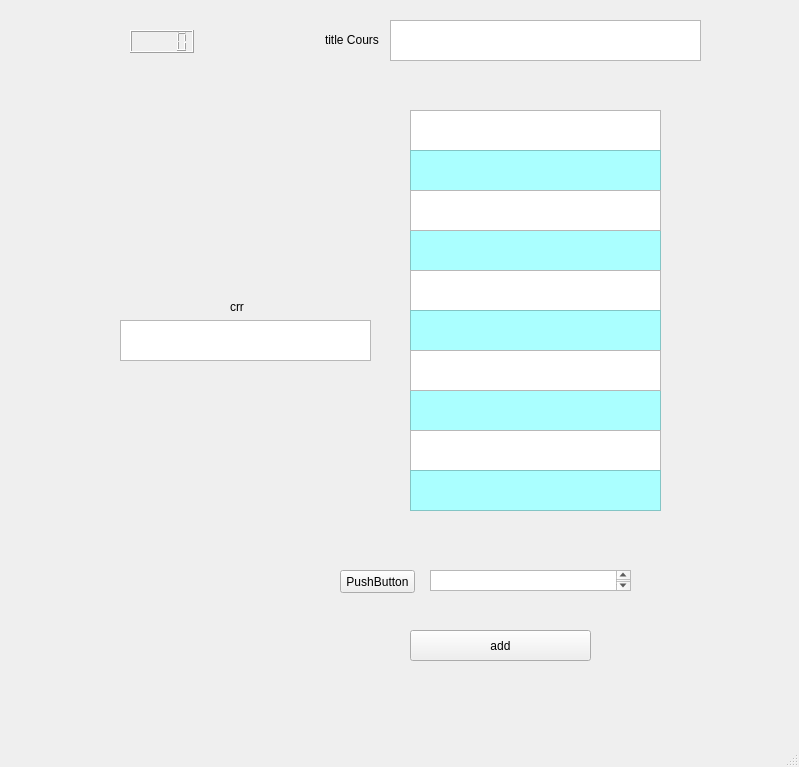
Above: untitledparti3.ui from hemid32/CreateDateUsingPyQt before the change. Below: the same form after it.
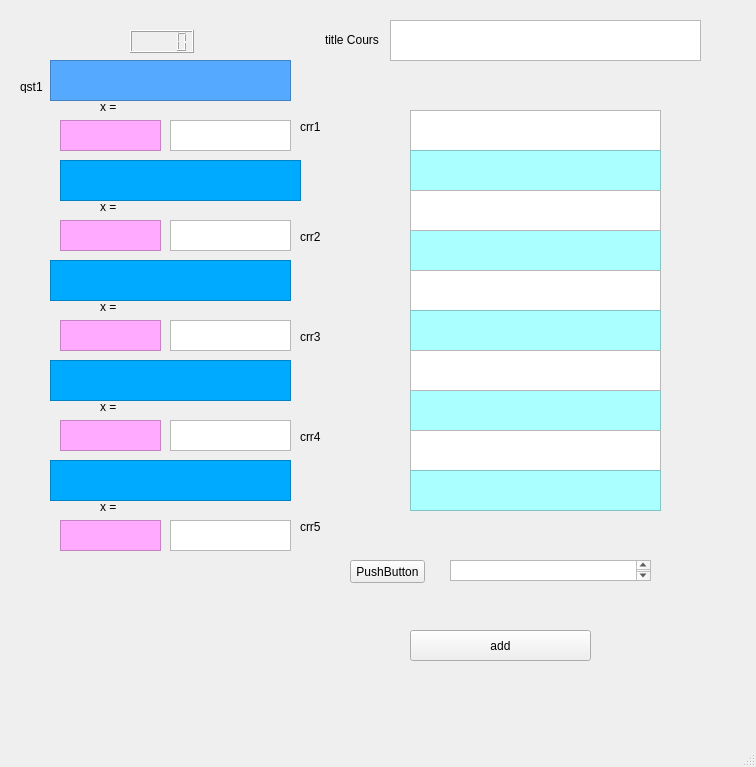
That is the form after the change.

What changed in the file:
```diff
--- a/untitledparti3.ui
+++ b/untitledparti3.ui
@@ -6,7 +6,7 @@
    <rect>
     <x>0</x>
     <y>0</y>
-    <width>799</width>
+    <width>756</width>
     <height>767</height>
    </rect>
   </property>
@@ -152,8 +152,8 @@
    <widget class="QTextEdit" name="img1">
     <property name="geometry">
      <rect>
-      <x>430</x>
-      <y>570</y>
+      <x>450</x>
+      <y>560</y>
       <width>201</width>
       <height>21</height>
      </rect>
@@ -162,8 +162,8 @@
    <widget class="QPushButton" name="imgBtn1">
     <property name="geometry">
      <rect>
-      <x>340</x>
-      <y>570</y>
+      <x>350</x>
+      <y>560</y>
       <width>75</width>
       <height>23</height>
      </rect>
@@ -208,24 +208,324 @@
    <widget class="QTextEdit" name="crr">
     <property name="geometry">
      <rect>
-      <x>120</x>
-      <y>320</y>
-      <width>251</width>
-      <height>41</height>
+      <x>170</x>
+      <y>120</y>
+      <width>121</width>
+      <height>31</height>
      </rect>
     </property>
    </widget>
    <widget class="QLabel" name="label_4">
     <property name="geometry">
      <rect>
-      <x>230</x>
+      <x>300</x>
+      <y>120</y>
+      <width>46</width>
+      <height>13</height>
+     </rect>
+    </property>
+    <property name="text">
+     <string>crr1</string>
+    </property>
+   </widget>
+   <widget class="QTextEdit" name="aid1">
+    <property name="geometry">
+     <rect>
+      <x>60</x>
+      <y>120</y>
+      <width>101</width>
+      <height>31</height>
+     </rect>
+    </property>
+    <property name="styleSheet">
+     <string notr="true">background-color: rgb(255, 170, 255);</string>
+    </property>
+   </widget>
+   <widget class="QLabel" name="label_5">
+    <property name="geometry">
+     <rect>
+      <x>100</x>
+      <y>100</y>
+      <width>46</width>
+      <height>13</height>
+     </rect>
+    </property>
+    <property name="text">
+     <string>x = </string>
+    </property>
+   </widget>
+   <widget class="QTextEdit" name="qst1">
+    <property name="geometry">
+     <rect>
+      <x>50</x>
+      <y>60</y>
+      <width>241</width>
+      <height>41</height>
+     </rect>
+    </property>
+    <property name="styleSheet">
+     <string notr="true">background-color: rgb(85, 170, 255);</string>
+    </property>
+   </widget>
+   <widget class="QTextEdit" name="qst2">
+    <property name="geometry">
+     <rect>
+      <x>60</x>
+      <y>160</y>
+      <width>241</width>
+      <height>41</height>
+     </rect>
+    </property>
+    <property name="styleSheet">
+     <string notr="true">background-color: rgb(0, 170, 255);</string>
+    </property>
+   </widget>
+   <widget class="QLabel" name="label_6">
+    <property name="geometry">
+     <rect>
+      <x>300</x>
+      <y>230</y>
+      <width>46</width>
+      <height>13</height>
+     </rect>
+    </property>
+    <property name="text">
+     <string>crr2</string>
+    </property>
+   </widget>
+   <widget class="QTextEdit" name="crr2">
+    <property name="geometry">
+     <rect>
+      <x>170</x>
+      <y>220</y>
+      <width>121</width>
+      <height>31</height>
+     </rect>
+    </property>
+   </widget>
+   <widget class="QTextEdit" name="aid2">
+    <property name="geometry">
+     <rect>
+      <x>60</x>
+      <y>220</y>
+      <width>101</width>
+      <height>31</height>
+     </rect>
+    </property>
+    <property name="styleSheet">
+     <string notr="true">background-color: rgb(255, 170, 255);</string>
+    </property>
+   </widget>
+   <widget class="QLabel" name="label_7">
+    <property name="geometry">
+     <rect>
+      <x>100</x>
+      <y>200</y>
+      <width>46</width>
+      <height>13</height>
+     </rect>
+    </property>
+    <property name="text">
+     <string>x = </string>
+    </property>
+   </widget>
+   <widget class="QLabel" name="label_8">
+    <property name="geometry">
+     <rect>
+      <x>300</x>
+      <y>330</y>
+      <width>46</width>
+      <height>13</height>
+     </rect>
+    </property>
+    <property name="text">
+     <string>crr3</string>
+    </property>
+   </widget>
+   <widget class="QTextEdit" name="qst3">
+    <property name="geometry">
+     <rect>
+      <x>50</x>
+      <y>260</y>
+      <width>241</width>
+      <height>41</height>
+     </rect>
+    </property>
+    <property name="styleSheet">
+     <string notr="true">background-color: rgb(0, 170, 255);</string>
+    </property>
+   </widget>
+   <widget class="QTextEdit" name="aid3">
+    <property name="geometry">
+     <rect>
+      <x>60</x>
+      <y>320</y>
+      <width>101</width>
+      <height>31</height>
+     </rect>
+    </property>
+    <property name="styleSheet">
+     <string notr="true">background-color: rgb(255, 170, 255);</string>
+    </property>
+   </widget>
+   <widget class="QLabel" name="label_9">
+    <property name="geometry">
+     <rect>
+      <x>100</x>
       <y>300</y>
       <width>46</width>
       <height>13</height>
      </rect>
     </property>
     <property name="text">
-     <string>crr</string>
+     <string>x = </string>
+    </property>
+   </widget>
+   <widget class="QTextEdit" name="crr3">
+    <property name="geometry">
+     <rect>
+      <x>170</x>
+      <y>320</y>
+      <width>121</width>
+      <height>31</height>
+     </rect>
+    </property>
+   </widget>
+   <widget class="QTextEdit" name="crr4">
+    <property name="geometry">
+     <rect>
+      <x>170</x>
+      <y>420</y>
+      <width>121</width>
+      <height>31</height>
+     </rect>
+    </property>
+   </widget>
+   <widget class="QTextEdit" name="qst4">
+    <property name="geometry">
+     <rect>
+      <x>50</x>
+      <y>360</y>
+      <width>241</width>
+      <height>41</height>
+     </rect>
+    </property>
+    <property name="styleSheet">
+     <string notr="true">background-color: rgb(0, 170, 255);</string>
+    </property>
+   </widget>
+   <widget class="QTextEdit" name="aid4">
+    <property name="geometry">
+     <rect>
+      <x>60</x>
+      <y>420</y>
+      <width>101</width>
+      <height>31</height>
+     </rect>
+    </property>
+    <property name="styleSheet">
+     <string notr="true">background-color: rgb(255, 170, 255);</string>
+    </property>
+   </widget>
+   <widget class="QLabel" name="label_10">
+    <property name="geometry">
+     <rect>
+      <x>300</x>
+      <y>430</y>
+      <width>46</width>
+      <height>13</height>
+     </rect>
+    </property>
+    <property name="text">
+     <string>crr4</string>
+    </property>
+   </widget>
+   <widget class="QLabel" name="label_11">
+    <property name="geometry">
+     <rect>
+      <x>100</x>
+      <y>400</y>
+      <width>46</width>
+      <height>13</height>
+     </rect>
+    </property>
+    <property name="text">
+     <string>x = </string>
+    </property>
+   </widget>
+   <widget class="QTextEdit" name="crr5">
+    <property name="geometry">
+     <rect>
+      <x>170</x>
+      <y>520</y>
+      <width>121</width>
+      <height>31</height>
+     </rect>
+    </property>
+   </widget>
+   <widget class="QLabel" name="label_12">
+    <property name="geometry">
+     <rect>
+      <x>100</x>
+      <y>500</y>
+      <width>46</width>
+      <height>13</height>
+     </rect>
+    </property>
+    <property name="text">
+     <string>x = </string>
+    </property>
+   </widget>
+   <widget class="QTextEdit" name="aid5">
+    <property name="geometry">
+     <rect>
+      <x>60</x>
+      <y>520</y>
+      <width>101</width>
+      <height>31</height>
+     </rect>
+    </property>
+    <property name="styleSheet">
+     <string notr="true">background-color: rgb(255, 170, 255);</string>
+    </property>
+   </widget>
+   <widget class="QLabel" name="label_13">
+    <property name="geometry">
+     <rect>
+      <x>300</x>
+      <y>520</y>
+      <width>46</width>
+      <height>13</height>
+     </rect>
+    </property>
+    <property name="text">
+     <string>crr5</string>
+    </property>
+   </widget>
+   <widget class="QTextEdit" name="qst5">
+    <property name="geometry">
+     <rect>
+      <x>50</x>
+      <y>460</y>
+      <width>241</width>
+      <height>41</height>
+     </rect>
+    </property>
+    <property name="styleSheet">
+     <string notr="true">background-color: rgb(0, 170, 255);</string>
+    </property>
+   </widget>
+   <widget class="QLabel" name="label_14">
+    <property name="geometry">
+     <rect>
+      <x>20</x>
+      <y>80</y>
+      <width>46</width>
+      <height>13</height>
+     </rect>
+    </property>
+    <property name="text">
+     <string>qst1</string>
     </property>
    </widget>
   </widget>
```
Left out of the diff: 4 changed lines with no effect on the pictures.
